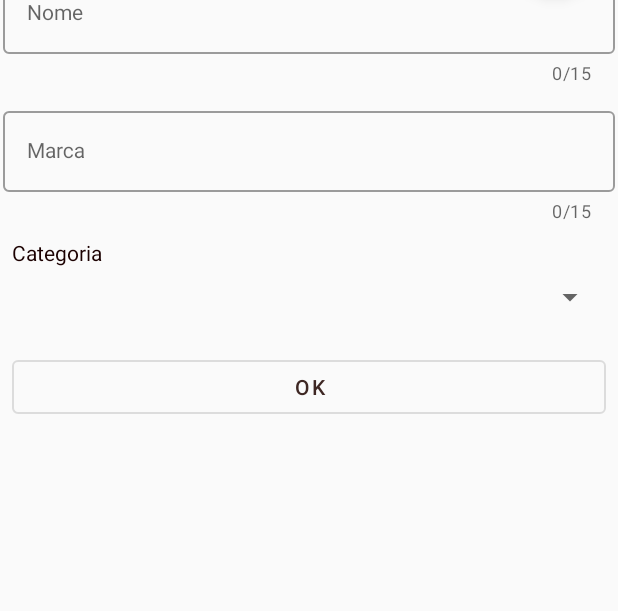
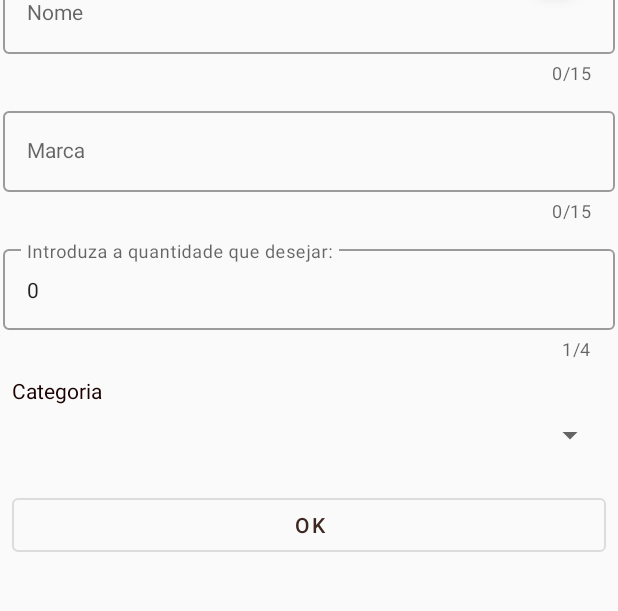
Before and after one commit to IolandaRosa/ShoppingList, an Android app: the screen it shows after launch (MainActivity), after a tap on an icon or button, on a phone screen of 412 x 824 dp, the part 338-949 px from its top. Run offline under Robolectric (Android 15) with nearby library versions, the phone set to English and light mode, and no system bars; our stand-ins replace Room's generated code; 1 statement that could not run was skipped.

Commit message:
Update and update quantity product

```diff
--- a/app/src/main/java/com/example/shoppinglistapp/adapter/ProductListFragmentAdapter.kt
+++ b/app/src/main/java/com/example/shoppinglistapp/adapter/ProductListFragmentAdapter.kt
@@ -13,7 +13,10 @@ import com.google.android.material.checkbox.MaterialCheckBox
 import com.google.android.material.textfield.TextInputEditText
 import com.google.android.material.textview.MaterialTextView
 
-class ProductListFragmentAdapter(var products: MutableList<Product>) :
+class ProductListFragmentAdapter(
+    var products: MutableList<Product>,
+    val listener: ProductListListener
+) :
     RecyclerView.Adapter<ProductListFragmentAdapter.ProductViewHolder>() {
 
     override fun onCreateViewHolder(parent: ViewGroup, viewType: Int): ProductViewHolder {
@@ -31,11 +34,9 @@ class ProductListFragmentAdapter(var products: MutableList<Product>) :
         holder.nameCheckboxView.text = p.name
         holder.nameCheckboxView.isChecked = p.myList
         holder.brandView.text = if (p.brand.isEmpty()) "Sem marca" else p.brand
-        holder.quantityView.hint = (p.quantity).toString()
+        holder.quantityView.text = (p.quantity).toString()
         holder.nameCategoryView.text = p.category?.name
-
         val parseColor = Color.parseColor(p.category?.color!!)
-
         holder.colorCategoryView.setColorFilter(parseColor)
     }
 
@@ -50,13 +51,34 @@ class ProductListFragmentAdapter(var products: MutableList<Product>) :
     inner class ProductViewHolder(v: View) : RecyclerView.ViewHolder(v) {
         val nameCheckboxView = v.findViewById<MaterialCheckBox>(R.id.checkboxProductName)
         val brandView = v.findViewById<MaterialTextView>(R.id.textViewProductBrand)
-        val quantityView = v.findViewById<TextInputEditText>(R.id.editTextQuantity)
+        val quantityView = v.findViewById<MaterialTextView>(R.id.textViewQuantity)
         val colorCategoryView = v.findViewById<ImageView>(R.id.imageViewColorCategory)
         val nameCategoryView = v.findViewById<MaterialTextView>(R.id.textViewCategory)
 
         //Para o swipe
         val foregroundLayout = v.findViewById<ConstraintLayout>(R.id.foreground)
         val backgroudLayout = v.findViewById<ConstraintLayout>(R.id.background)
+
+        init {
+            nameCheckboxView.setOnCheckedChangeListener { view, isChecked ->
+
+                val p = products[adapterPosition]
+
+                if (isChecked) {
+                    p.myList = true
+                    listener.setCheckOnProduct(p)
+                } else {
+                    p.myList = false
+                    listener.unsetCheckProduct(p)
+                }
+            }
+        }
+
     }
 
+    interface ProductListListener {
+        fun setCheckOnProduct(product: Product)
+
+        fun unsetCheckProduct(product: Product)
+    }
 }
--- a/app/src/main/java/com/example/shoppinglistapp/ui/AddProductFragment.kt
+++ b/app/src/main/java/com/example/shoppinglistapp/ui/AddProductFragment.kt
@@ -19,11 +19,13 @@ import com.example.shoppinglistapp.viewModel.CategoryViewModel
 import com.example.shoppinglistapp.viewModel.ProductViewModel
 import com.google.android.material.button.MaterialButton
 import com.google.android.material.textfield.TextInputEditText
+import java.lang.Exception
 
 class AddProductFragment(private var product: Product, private var isAdd: Boolean) : Fragment() {
 
     private lateinit var viewProductName: TextInputEditText
     private lateinit var viewProductBrand: TextInputEditText
+    private lateinit var viewProductQuantity:TextInputEditText
     private lateinit var spinnerCategories: Spinner
     private lateinit var btnOk: MaterialButton
     private lateinit var categoryViewModel: CategoryViewModel
@@ -44,6 +46,7 @@ class AddProductFragment(private var product: Product, private var isAdd: Boolea
 
         viewProductName = view.findViewById(R.id.editTextProductName)
         viewProductBrand = view.findViewById(R.id.editTextProductBrand)
+        viewProductQuantity = view.findViewById(R.id.editTextProductQuantity)
         spinnerCategories = view.findViewById(R.id.spinnerCategories)
         btnOk = view.findViewById(R.id.material_button_save_product)
 
@@ -119,12 +122,15 @@ class AddProductFragment(private var product: Product, private var isAdd: Boolea
     private fun setupProduct() {
         viewProductName.setText(product.name)
         viewProductBrand.setText(product.brand)
+        viewProductQuantity.setText(product.quantity.toString())
     }
 
     private fun saveProduct() {
 
         val name = viewProductName.text.toString().trim()
         val brand = viewProductBrand.text.toString().trim()
+        val quant = viewProductQuantity.text.toString().trim()
+
         if (name.isEmpty() || name.length > 15) {
             viewProductName.setError("Deve preencher o nome com menos de 15 carateres")
             return
@@ -132,6 +138,13 @@ class AddProductFragment(private var product: Product, private var isAdd: Boolea
 
         product.name = name
         product.brand = brand
+
+        try{
+
+            product.quantity=Integer.valueOf(quant)
+        }catch (e:Exception){
+
+        }
 
 
         if (isAdd) {
--- a/app/src/main/java/com/example/shoppinglistapp/ui/ProductListFragment.kt
+++ b/app/src/main/java/com/example/shoppinglistapp/ui/ProductListFragment.kt
@@ -5,7 +5,6 @@ import android.os.Bundle
 import android.view.LayoutInflater
 import android.view.View
 import android.view.ViewGroup
-import android.widget.Toast
 import androidx.fragment.app.Fragment
 import androidx.lifecycle.Observer
 import androidx.lifecycle.ViewModelProviders
@@ -18,14 +17,15 @@ import com.example.shoppinglistapp.model.Product
 import com.example.shoppinglistapp.utils.RecyclerItemTouchHelper
 import com.example.shoppinglistapp.viewModel.ProductViewModel
 import kotlinx.android.synthetic.main.fragment_product_list.*
-import java.text.FieldPosition
 
-class ProductListFragment : Fragment(), RecyclerItemTouchHelper.RecyclerItemTouchHelperListener {
+class ProductListFragment : Fragment(), RecyclerItemTouchHelper.RecyclerItemTouchHelperListener,
+    ProductListFragmentAdapter.ProductListListener {
 
     private lateinit var productRecyclerView: RecyclerView
     private lateinit var productsViewModel: ProductViewModel
     private lateinit var productsListAdapter: ProductListFragmentAdapter
     private var products = mutableListOf<Product>()
+    private var init = true
 
     override fun onCreate(savedInstanceState: Bundle?) {
         super.onCreate(savedInstanceState)
@@ -62,7 +62,7 @@ class ProductListFragment : Fragment(), RecyclerItemTouchHelper.RecyclerItemTouc
         productRecyclerView.setHasFixedSize(true)
         productRecyclerView.layoutManager = LinearLayoutManager(activity)
 
-        productsListAdapter = ProductListFragmentAdapter(products)
+        productsListAdapter = ProductListFragmentAdapter(products, this)
 
         ItemTouchHelper(RecyclerItemTouchHelper(this)).attachToRecyclerView(recyclerViewProductsList)
 
@@ -96,6 +96,15 @@ class ProductListFragment : Fragment(), RecyclerItemTouchHelper.RecyclerItemTouc
         )?.addToBackStack(MainActivity.TAG_FRAGMENT_PRODUCT_ADD)?.commit()
     }
 
+    override fun setCheckOnProduct(product: Product) {
+        productsViewModel.update(product)
+    }
+
+    override fun unsetCheckProduct(product: Product) {
+        product.quantity = 0
+        productsViewModel.update(product)
+    }
+
     companion object {
         @JvmStatic
         fun newInstance() =
--- a/app/src/main/res/layout/fragment_add_product.xml
+++ b/app/src/main/res/layout/fragment_add_product.xml
@@ -54,6 +54,34 @@
             android:singleLine="true"
             android:textAppearance="@style/TextAppearance.AppCompat.Small"
             app:hintEnabled='true' />
+
+    </com.google.android.material.textfield.TextInputLayout>
+
+    <com.google.android.material.textfield.TextInputLayout
+        android:id="@+id/inputLayoutProductQuantity"
+        style="@style/Widget.MaterialComponents.TextInputLayout.OutlinedBox"
+        android:layout_width="0dp"
+        android:layout_height="wrap_content"
+        android:layout_marginTop="8dp"
+        android:padding="2dp"
+        app:counterEnabled="true"
+        app:counterMaxLength="4"
+        app:errorEnabled="true"
+        app:layout_constraintEnd_toEndOf="parent"
+        app:layout_constraintStart_toStartOf="parent"
+        app:layout_constraintTop_toBottomOf="@+id/inputLayoutProductBrand">
+
+        <com.google.android.material.textfield.TextInputEditText
+            android:id="@+id/editTextProductQuantity"
+            android:layout_width="match_parent"
+            android:layout_height="wrap_content"
+            android:hint="@string/quantity_request"
+            android:inputType="number"
+            android:singleLine="true"
+            android:maxLength="4"
+            android:textAppearance="@style/TextAppearance.AppCompat.Small"
+            app:hintEnabled='true' />
+
     </com.google.android.material.textfield.TextInputLayout>
 
     <com.google.android.material.textview.MaterialTextView
@@ -65,7 +93,7 @@
         android:text="@string/category"
         android:textColor="@color/colorPrimaryDark"
         app:layout_constraintStart_toStartOf="parent"
-        app:layout_constraintTop_toBottomOf="@+id/inputLayoutProductBrand" />
+        app:layout_constraintTop_toBottomOf="@+id/inputLayoutProductQuantity" />
 
     <Spinner
         android:id="@+id/spinnerCategories"
--- a/app/src/main/res/values/strings.xml
+++ b/app/src/main/res/values/strings.xml
@@ -4,7 +4,7 @@
 
     <!-- TODO: Remove or change this placeholder text -->
     <string name="hello_blank_fragment">Hello blank fragment</string>
-    <string name="product_quantity">Quantidade</string>
+    <string name="product_quantity">Quantidade: </string>
     <string name="menu_add_category">Nova Categoria</string>
     <string name="name">Nome</string>
     <string name="color">Selecione uma cor para a categoria</string>
@@ -20,4 +20,6 @@
     <string name="brand">Marca</string>
     <string name="category">Categoria</string>
     <string name="delete">Eliminar</string>
+    <string name="quantity_request">Introduza a quantidade que desejar:</string>
+    <string name="cancel">Cancelar</string>
 </resources>
```
Also changed, not shown: app/src/main/java/com/example/shoppinglistapp/utils/RecyclerItemTouchHelper.kt (+2 -5 lines), app/src/main/res/layout/item_product_list.xml (+17 -17 lines).
